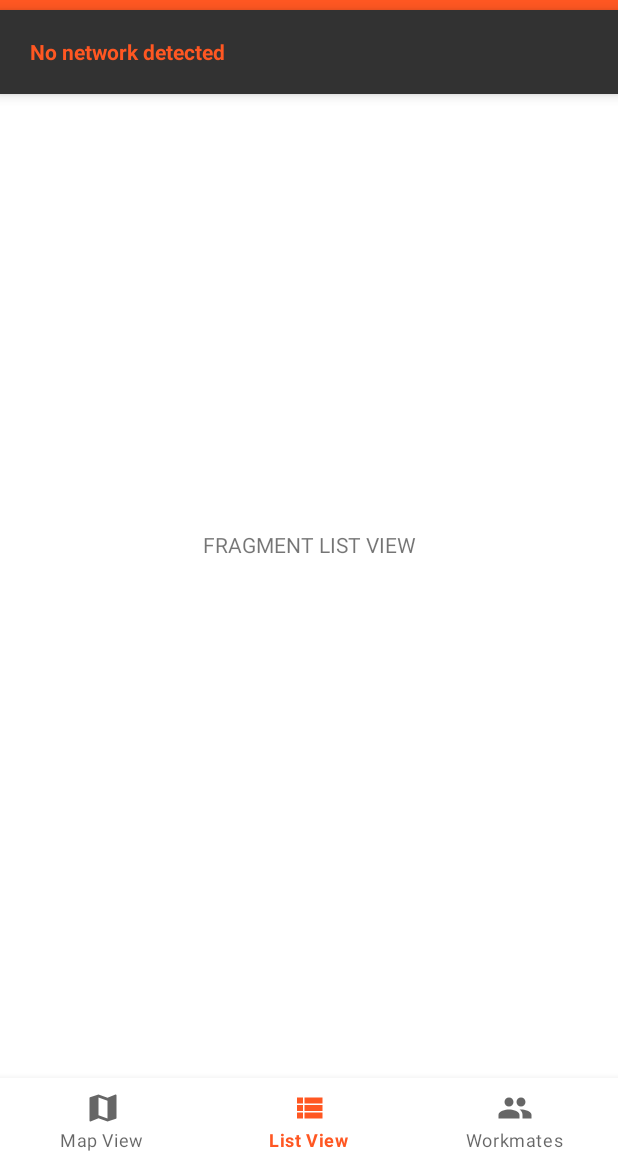
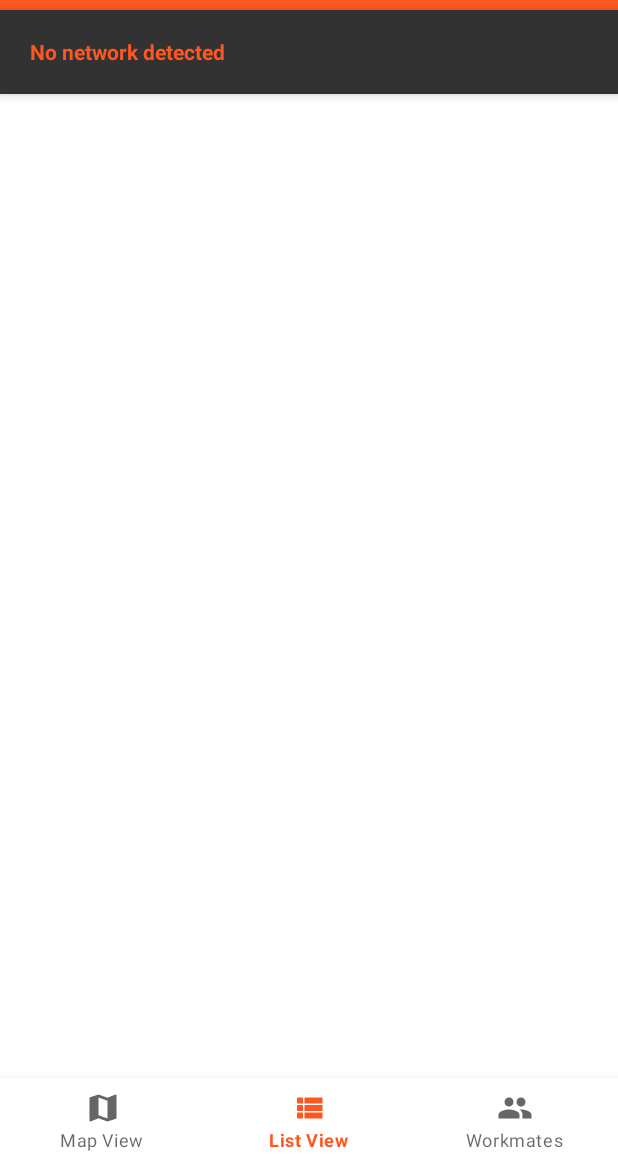
Before and after one commit to ETS-Android1/OC_Projet7_Go4Lunch, an Android app: the screen it shows after launch once a user with an empty profile is signed in (MainActivity), item 2 of the bottom bar chosen, on a phone screen of 412 x 824 dp, the part 74-1236 px from its top. Run offline under Robolectric (Android 15) with nearby library versions, the light colour scheme and no system bars; our stand-ins replace Firebase (no records; nobody signed in at launch, a user with empty details on screens opened directly); libraries missing offline, so code that uses them is left out: com.firebase.ui; 2 statements that could not run were skipped.

Commit message:
Implement "List of restaurants" functionality + correction bug "List of restaurants" functionality : Add new drawable resource file ic_baseline_star_border_24p_yellow.xml
Ad new drawable resource file ic_baseline_star_half_24dp_yellow.xml

fragment_list_view.xml :
	- Add RecyclerView

list_view_item.xml :
	- Add "id" attributes

Add new adapter class ListViewAdapter.java

ListViewFragment.java :
	- Add new attribute "binding" (FragmentListViewBinding)
	- Add new attribute "adapter" (ListViewAdapter)
	- Override onCreateView() method
	- Override onViewCreated() method
	- Override onResume() method

MainActivity.java :
	- Add new attribute "networkBroadcastReceiver" (NetworkBroadcastReceiver)
	- Add new attribute "client" (FusedLocationProviderClient)
	- Update onCreate() method
	- Rename method checkIfBottomBarFragmentsAreDisplayed() -> checkIfMapViewFragmentIsDisplayed()
	- Add new method searchCurrentLocationInMapViewFragment()
	- Add new method getClient()

MainActivityCallback.java :
	- Add new method searchCurrentLocationInMapViewFragment()

MapViewFragment.java :
	- Remove attribute "client"
	- Update onViewCreated()
	- Update centerCursorInCurrentLocation() method
	- Update onMapReady() method

PlacesController.java :
	- Update searchPlacesInCurrentLocation() method
	- Update getPlaceDetails() method
	- Update getPlacePhoto() method

Restaurant.java :
	- Add new attribute "rating" (Double)
	- Add getter "rating"
	- Add setter "rating"

string.xml :
	- Add new resources "closing_soon", "open_until", "closed"

Add string.xml (fr) file

Correction bug :
App crash when network deactivated
GPSBroadcastReceiver.java :
	- Update onReceive() method

NetworkBroadcastReceiver.java :
	- Update onReceive() method

```diff
--- a/app/src/main/java/com/openclassrooms/go4lunch/model/Restaurant.java
+++ b/app/src/main/java/com/openclassrooms/go4lunch/model/Restaurant.java
@@ -18,6 +18,7 @@ public class Restaurant {
     private String phoneNumber;
     private Uri websiteUri;
     private Bitmap photo;
+    private Double rating;
 
     public Restaurant(String id, String name, String address, LatLng latLng) {
         this.id = id;
@@ -43,6 +44,8 @@ public class Restaurant {
 
     public Bitmap getPhoto() { return photo; }
 
+    public Double getRating() { return rating; }
+
     // Setter methods
     public void setOpeningHours(OpeningHours openingHours) { this.openingHours = openingHours; }
 
@@ -51,4 +54,6 @@ public class Restaurant {
     public void setWebsiteUri(Uri websiteUri) { this.websiteUri = websiteUri; }
 
     public void setPhoto(Bitmap photo) { this.photo = photo; }
+
+    public void setRating(Double rating) { this.rating = rating; }
 }
--- a/app/src/main/java/com/openclassrooms/go4lunch/ui/activities/MainActivity.java
+++ b/app/src/main/java/com/openclassrooms/go4lunch/ui/activities/MainActivity.java
@@ -4,6 +4,7 @@ import androidx.annotation.NonNull;
 import androidx.annotation.Nullable;
 import androidx.appcompat.app.ActionBarDrawerToggle;
 import androidx.appcompat.app.AppCompatActivity;
+import androidx.core.app.ActivityCompat;
 import androidx.core.content.ContextCompat;
 import androidx.core.view.GravityCompat;
 import androidx.fragment.app.Fragment;
@@ -24,7 +25,8 @@ import android.widget.TextView;
 import com.bumptech.glide.Glide;
 import com.bumptech.glide.request.RequestOptions;
 import com.firebase.ui.auth.AuthUI;
-import com.google.android.gms.tasks.OnFailureListener;
+import com.google.android.gms.location.FusedLocationProviderClient;
+import com.google.android.gms.location.LocationServices;
 import com.google.android.gms.tasks.OnSuccessListener;
 import com.google.android.libraries.places.api.model.Place;
 import com.google.android.libraries.places.api.model.TypeFilter;
@@ -49,24 +51,24 @@ import java.util.Objects;
 public class MainActivity extends AppCompatActivity implements NavigationView.OnNavigationItemSelectedListener, MainActivityCallback {
 
     private ActivityMainBinding binding;
-    private FirebaseUser user;
 
     private static final int SIGN_OUT = 10;
     private static final int AUTOCOMPLETE_REQUEST_CODE = 102;
-    private NetworkBroadcastReceiver networkBroadcastReceiver;
+    private NetworkBroadcastReceiver networkBroadcastReceiver; // To catch Network status changed event
+    private FusedLocationProviderClient client; // To get current user position
 
     @Override
     protected void onCreate(Bundle savedInstanceState) {
         super.onCreate(savedInstanceState);
         binding = ActivityMainBinding.inflate(getLayoutInflater());
         setContentView(binding.getRoot());
-
         initializeToolbar();
         initializeDrawerLayout();
         initializeNavigationView();
         loadUserInfoInNavigationView();
         handleBottomNavigationItemsListeners();
         networkBroadcastReceiver = new NetworkBroadcastReceiver(this);
+        client = LocationServices.getFusedLocationProviderClient(getApplicationContext()); // Initialize Location provider
     }
 
     @Override
@@ -82,7 +84,9 @@ public class MainActivity extends AppCompatActivity implements NavigationView.On
         unregisterReceiver(networkBroadcastReceiver);
     }
 
-    private void initializeToolbar() { setSupportActionBar(binding.toolbar); }
+    private void initializeToolbar() {
+        setSupportActionBar(binding.toolbar);
+    }
 
     private void initializeDrawerLayout() {
         ActionBarDrawerToggle toggle = new ActionBarDrawerToggle(this, binding.drawerLayout, binding.toolbar,
@@ -91,13 +95,15 @@ public class MainActivity extends AppCompatActivity implements NavigationView.On
         toggle.syncState();
     }
 
-    private void initializeNavigationView() { binding.navigationView.setNavigationItemSelectedListener(this); }
+    private void initializeNavigationView() {
+        binding.navigationView.setNavigationItemSelectedListener(this);
+    }
 
     /**
      * This methods updates the Navigation View header with user information
      */
     private void loadUserInfoInNavigationView() {
-        user = FirebaseAuth.getInstance().getCurrentUser();
+        FirebaseUser user = FirebaseAuth.getInstance().getCurrentUser();
         View header = binding.navigationView.getHeaderView(0);
 
         TextView userName = header.findViewById(R.id.user_name);
@@ -130,13 +136,13 @@ public class MainActivity extends AppCompatActivity implements NavigationView.On
     @Override
     public boolean onNavigationItemSelected(@NonNull MenuItem item) {
         switch (item.getItemId()) {
-            case R.id.your_lunch_option :
+            case R.id.your_lunch_option:
                 Log.d("NAVIGATION", "Click R.id.your_lunch_option");
                 break;
-            case R.id.settings_options :
+            case R.id.settings_options:
                 Log.d("NAVIGATION", "Click R.id.settings_options");
                 break;
-            case R.id.logout_options :
+            case R.id.logout_options:
                 LogoutDialog dialog = new LogoutDialog(this);
                 dialog.show(getSupportFragmentManager(), LogoutDialog.TAG);
                 break;
@@ -150,7 +156,7 @@ public class MainActivity extends AppCompatActivity implements NavigationView.On
         binding.bottomNavigationBar.setOnNavigationItemSelectedListener((@NonNull MenuItem item) -> {
                     item.setChecked(true);
                     switch (item.getItemId()) {
-                    case R.id.map : // Map View Fragment
+                        case R.id.map: // Map View Fragment
                             if (getSupportFragmentManager().findFragmentByTag(ListViewFragment.TAG) != null) {
                                 if (Objects.requireNonNull(getSupportFragmentManager().findFragmentByTag(ListViewFragment.TAG)).isVisible()) {
                                     removeFragment(ListViewFragment.TAG);
@@ -162,7 +168,7 @@ public class MainActivity extends AppCompatActivity implements NavigationView.On
                                 }
                             }
                             break;
-                    case R.id.list : // List View Fragment
+                        case R.id.list: // List View Fragment
                             if (getSupportFragmentManager().findFragmentByTag(WorkmatesFragment.TAG) != null) {
                                 if (Objects.requireNonNull(getSupportFragmentManager().findFragmentByTag(WorkmatesFragment.TAG)).isVisible()) {
                                     removeFragment(WorkmatesFragment.TAG);
@@ -172,7 +178,7 @@ public class MainActivity extends AppCompatActivity implements NavigationView.On
                                 addFragment(ListViewFragment.TAG, ListViewFragment.newInstance());
                             }
                             break;
-                    case R.id.workmates : // Workmates Fragment
+                        case R.id.workmates: // Workmates Fragment
                             if (getSupportFragmentManager().findFragmentByTag(ListViewFragment.TAG) != null) {
                                 if (Objects.requireNonNull(getSupportFragmentManager().findFragmentByTag(ListViewFragment.TAG)).isVisible()) {
                                     removeFragment(ListViewFragment.TAG);
@@ -202,7 +208,8 @@ public class MainActivity extends AppCompatActivity implements NavigationView.On
 
     @Override
     public void onBackPressed() {
-        if (binding.drawerLayout.isDrawerOpen(GravityCompat.START)) binding.drawerLayout.closeDrawer(GravityCompat.START);
+        if (binding.drawerLayout.isDrawerOpen(GravityCompat.START))
+            binding.drawerLayout.closeDrawer(GravityCompat.START);
         else finishAffinity();
     }
 
@@ -225,10 +232,7 @@ public class MainActivity extends AppCompatActivity implements NavigationView.On
     @Override
     public void logoutUser() {
         AuthUI.getInstance().delete(this)
-                .addOnFailureListener(this, new OnFailureListener() {
-                    @Override
-                    public void onFailure(@NonNull Exception exception) { finish(); }
-                })
+                .addOnFailureListener(this, exception -> finish())
                 .addOnSuccessListener(this, updateUIAfterRequestCompleted(SIGN_OUT));
     }
 
@@ -238,12 +242,11 @@ public class MainActivity extends AppCompatActivity implements NavigationView.On
      */
     @Override
     public void updateNetworkInfoBarDisplay(boolean status) {
-        if (checkIfBottomBarFragmentsAreDisplayed()) {
+        if (checkIfMapViewFragmentIsDisplayed()) {
             if (status) { // Wifi network of Mobile Data network activated
                 ViewPropertyAnimator fadeOutAnim = binding.barConnectivityInfo.animate().alpha(0.0f).setDuration(200);
                 fadeOutAnim.withEndAction(() -> binding.barConnectivityInfo.setVisibility(View.GONE));
-            }
-            else { // No network activated
+            } else { // No network activated
                 binding.barConnectivityInfo.setVisibility(View.VISIBLE);
                 ViewPropertyAnimator fadeInAnim = binding.barConnectivityInfo.animate().alpha(1.0f).setDuration(200);
                 fadeInAnim.start();
@@ -274,10 +277,9 @@ public class MainActivity extends AppCompatActivity implements NavigationView.On
             getSupportFragmentManager().beginTransaction()
                     .replace(R.id.fragment_container_view, LocationPermissionFragment.newInstance(), LocationPermissionFragment.TAG)
                     .commit();
-        }
-        else {
+        } else {
             updateToolbarBottomBarAndNetworkBarVisibility(View.VISIBLE);
-            if (!checkIfBottomBarFragmentsAreDisplayed()) {
+            if (!checkIfMapViewFragmentIsDisplayed()) {
                 getSupportFragmentManager().beginTransaction()
                         .replace(R.id.fragment_container_view, MapViewFragment.newInstance(), MapViewFragment.TAG)
                         .commit();
@@ -285,11 +287,14 @@ public class MainActivity extends AppCompatActivity implements NavigationView.On
         }
     }
 
-    public boolean checkIfBottomBarFragmentsAreDisplayed() {
+    public boolean checkIfMapViewFragmentIsDisplayed() {
         Fragment fragment = getSupportFragmentManager().findFragmentByTag(MapViewFragment.TAG);
         return (fragment instanceof MapViewFragment);
     }
 
+    /**
+     * This method is used to configure and display the Autocomplete search bar.
+     */
     public void onSearchCalled() {
         // Set the fields to specify which types of place data to return
         List<Place.Field> fields = Arrays.asList(Place.Field.ID, Place.Field.NAME, Place.Field.ADDRESS);
@@ -307,4 +312,16 @@ public class MainActivity extends AppCompatActivity implements NavigationView.On
     protected void onActivityResult(int requestCode, int resultCode, @Nullable Intent data) {
         super.onActivityResult(requestCode, resultCode, data);
     }
+
+    @Override
+    public void searchCurrentLocationInMapViewFragment() {
+        Fragment fragment = getSupportFragmentManager().findFragmentByTag(MapViewFragment.TAG);
+        if (fragment != null) {
+            if (ActivityCompat.checkSelfPermission(this, Manifest.permission.ACCESS_FINE_LOCATION) == PackageManager.PERMISSION_GRANTED) {
+                ((MapViewFragment) fragment).searchPlacesInCurrentLocation();
             }
+        }
+    }
+
+    public FusedLocationProviderClient getClient() { return this.client; }
+}
--- a/app/src/main/java/com/openclassrooms/go4lunch/ui/activities/MainActivityCallback.java
+++ b/app/src/main/java/com/openclassrooms/go4lunch/ui/activities/MainActivityCallback.java
@@ -4,8 +4,7 @@ package com.openclassrooms.go4lunch.ui.activities;
  * Callback interface to {@link MainActivity} activity
  */
 public interface MainActivityCallback {
-
+    void searchCurrentLocationInMapViewFragment();
     void logoutUser();
     void updateNetworkInfoBarDisplay(boolean status);
-
 }
--- a/app/src/main/java/com/openclassrooms/go4lunch/ui/fragments/ListViewFragment.java
+++ b/app/src/main/java/com/openclassrooms/go4lunch/ui/fragments/ListViewFragment.java
@@ -1,15 +1,25 @@
 package com.openclassrooms.go4lunch.ui.fragments;
 
 import android.os.Bundle;
+
+import androidx.annotation.NonNull;
+import androidx.annotation.Nullable;
 import androidx.fragment.app.Fragment;
+import androidx.recyclerview.widget.LinearLayoutManager;
+import androidx.recyclerview.widget.RecyclerView;
+import android.util.Log;
 import android.view.LayoutInflater;
 import android.view.View;
 import android.view.ViewGroup;
-import com.openclassrooms.go4lunch.R;
+import com.openclassrooms.go4lunch.adapters.ListViewAdapter;
+import com.openclassrooms.go4lunch.databinding.FragmentListViewBinding;
+import com.openclassrooms.go4lunch.ui.activities.MainActivity;
 
 public class ListViewFragment extends Fragment {
 
     public final static String TAG = "TAG_LIST_VIEW_FRAGMENT";
+    public FragmentListViewBinding binding;
+    public ListViewAdapter adapter;
 
     public ListViewFragment() { /* Empty public constructor */ }
 
@@ -23,7 +33,30 @@ public class ListViewFragment extends Fragment {
     }
 
     @Override
-    public View onCreateView(LayoutInflater inflater, ViewGroup container, Bundle savedInstanceState) {
-        return inflater.inflate(R.layout.fragment_list_view, container, false);
+    public View onCreateView(@NonNull LayoutInflater inflater, ViewGroup container, Bundle savedInstanceState) {
+        binding = FragmentListViewBinding.inflate(inflater, container, false);
+        return binding.getRoot();
+    }
+
+    @Override
+    public void onViewCreated(@NonNull View view, @Nullable Bundle savedInstanceState) {
+        super.onViewCreated(view, savedInstanceState);
+
+        // Initialize RecyclerView
+        binding.recyclerViewList.setHasFixedSize(true);
+
+        // Initialize LayoutManager
+        RecyclerView.LayoutManager layoutManager = new LinearLayoutManager(getActivity());
+        binding.recyclerViewList.setLayoutManager(layoutManager);
+
+        // Initialize Adapter
+        adapter = new ListViewAdapter( ((MainActivity) getActivity()).getClient(), getContext());
+        binding.recyclerViewList.setAdapter(adapter);
+    }
+
+    @Override
+    public void onResume() {
+        super.onResume();
+        adapter.updateList();
     }
 }
--- /dev/null
+++ b/app/src/main/res/drawable/ic_baseline_star_border_24dp_yellow.xml
@@ -0,0 +1,5 @@
+<vector android:height="24dp" android:tint="#F8E71C"
+    android:viewportHeight="24" android:viewportWidth="24"
+    android:width="24dp" xmlns:android="http://schemas.android.com/apk/res/android">
+    <path android:fillColor="@android:color/white" android:pathData="M22,9.24l-7.19,-0.62L12,2 9.19,8.63 2,9.24l5.46,4.73L5.82,21 12,17.27 18.18,21l-1.63,-7.03L22,9.24zM12,15.4l-3.76,2.27 1,-4.28 -3.32,-2.88 4.38,-0.38L12,6.1l1.71,4.04 4.38,0.38 -3.32,2.88 1,4.28L12,15.4z"/>
+</vector>
--- /dev/null
+++ b/app/src/main/res/drawable/ic_baseline_star_half_24dp_yellow.xml
@@ -0,0 +1,10 @@
+<vector android:height="24dp" android:tint="#F8E71C"
+    android:viewportHeight="24"
+    android:viewportWidth="24"
+    android:width="24dp" xmlns:android="http://schemas.android.com/apk/res/android">
+
+
+    <path android:fillColor="@android:color/white" android:pathData="M22,9.24l-7.19,-0.62L12,2L9.19,8.63L2,9.24l5.46,4.73L5.82,21L12,17.27L18.18,21l-1.63,-7.03L22,9.24zM12,15.4V6.1l1.71,4.04l4.38,0.38l-3.32,2.88l1,4.28L12,15.4z"/>
+
+
+</vector>
--- a/app/src/main/res/layout/fragment_list_view.xml
+++ b/app/src/main/res/layout/fragment_list_view.xml
@@ -9,14 +9,9 @@
     android:clickable="true"
     android:focusable="true">
 
-    <!-- TODO: Update blank fragment layout -->
-    <TextView
-        android:layout_width="wrap_content"
-        android:layout_height="wrap_content"
-        android:text="FRAGMENT LIST VIEW"
-        app:layout_constraintTop_toTopOf="parent"
-        app:layout_constraintBottom_toBottomOf="parent"
-        app:layout_constraintLeft_toLeftOf="parent"
-        app:layout_constraintRight_toRightOf="parent"/>
+  <androidx.recyclerview.widget.RecyclerView
+      android:id="@+id/recycler_view_list"
+      android:layout_width="match_parent"
+      android:layout_height="match_parent"/>
 
 </androidx.constraintlayout.widget.ConstraintLayout>
--- a/app/src/main/res/values/strings.xml
+++ b/app/src/main/res/values/strings.xml
@@ -46,4 +46,9 @@
     <string name="title_access_settings_app">Oups</string>
     <string name="text_access_settings_app">To be able to use Go4Lunch, you need to authorize location access.\n\nClick on app Settings > Authorizations</string>
     <string name="button_access_settings_app">Open Settings</string>
+
+    <!-- ListViewAdapter -->
+    <string name="closing_soon">Closing soon</string>
+    <string name="open_until">Open until</string>
+    <string name="closed">Closed</string>
 </resources>
```
Also changed, not shown: app/src/main/java/com/openclassrooms/go4lunch/adapters/ListViewAdapter.java (added, +260 -0 lines), app/src/main/java/com/openclassrooms/go4lunch/controller/PlacesController.java (+22 -34 lines), app/src/main/java/com/openclassrooms/go4lunch/receivers/GPSBroadcastReceiver.java (+8 -3 lines), app/src/main/java/com/openclassrooms/go4lunch/receivers/NetworkBroadcastReceiver.java (+7 -0 lines), app/src/main/java/com/openclassrooms/go4lunch/ui/fragments/MapViewFragment.java (+4 -12 lines), app/src/main/res/layout/list_view_item.xml (+27 -8 lines). Lines whose indentation alone changed are shown as unchanged.
